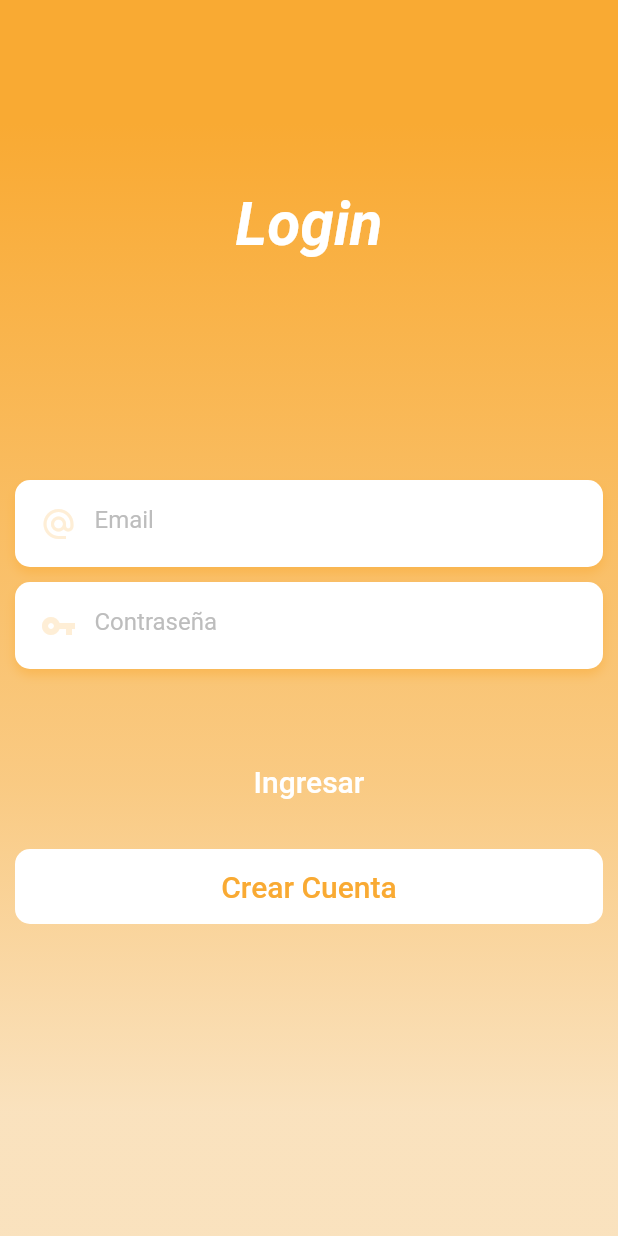
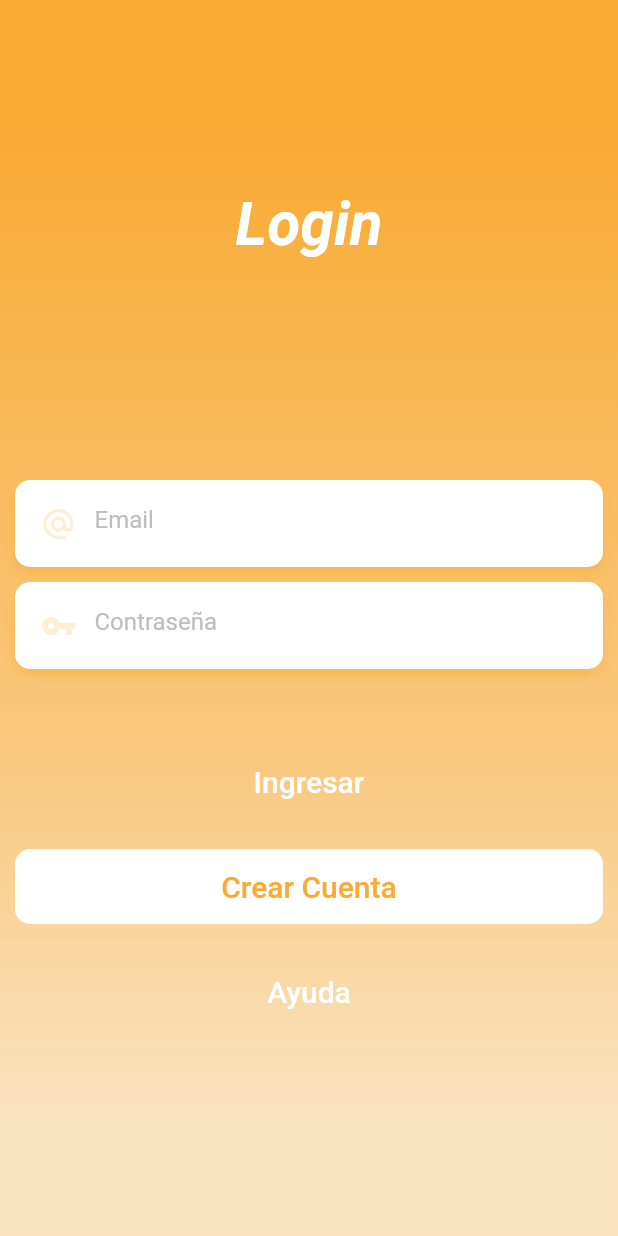
Before and after one commit to Bodkins/control_escolar2, a Flutter app: the screen it shows after launch, on a phone screen of 412 x 824 dp. Run offline on Flutter 3.47's test engine with Material 2 defaults, Android fonts, the phone set to English and light mode, and no system bars; our stand-ins replace flutter_slidable, moor, moor_flutter; generated files the repository leaves out were written again.

Commit message:
se agrego la pagina de ayuda

```diff
--- /dev/null
+++ b/lib/helpPage.dart
@@ -0,0 +1,12 @@
+import 'package:flutter/material.dart';
+
+class MyHelpPage extends StatelessWidget {
+  @override
+  Widget build(BuildContext context) {
+    return Container(
+      child: Text("Pagina de ayuda"),
+
+
+    );
+  }
+}
--- a/lib/loginPage.dart
+++ b/lib/loginPage.dart
@@ -135,6 +135,34 @@ class _MyLoginPageState extends State<MyLoginPage> {
                       },
                     ),
                   ),
+                  SizedBox(
+                    height: 20,
+                  ),
+                  SizedBox(
+                    height: 50,
+                    child: FlatButton(
+                      shape: RoundedRectangleBorder(
+                          borderRadius: BorderRadius.circular(10)),
+                      color: Colors.transparent,
+                      disabledColor: Colors.white,
+                      child: Center(
+                        child: Text(
+                          "Ayuda",
+                          style: TextStyle(
+                              color: Colors.white,
+                              fontWeight: FontWeight.w500,
+                              fontSize: 20),
+                        ),
+                      ),
+                      onPressed: () {
+
+                        Navigator.pushNamed(context, '/helpPage');
+
+
+                      },
+                    ),
+                  ),
+
                 ],
               ),
             ),
--- a/lib/main.dart
+++ b/lib/main.dart
@@ -1,4 +1,5 @@
 import 'package:control_escolar/db/moor_database.dart';
+import 'package:control_escolar/helpPage.dart';
 import 'package:flutter/material.dart';
 
 import 'package:provider/provider.dart';
@@ -30,6 +31,7 @@ class MyApp extends StatelessWidget {
             '/signUp': (BuildContext context) => SignUpPage(),
             '/loginPage': (BuildContext context) => MyLoginPage(),
             '/studentsPage': (BuildContext context) => StudentsPage(),
+            '/helpPage': (BuildContext context) => MyHelpPage(),
             //'/cancel': (BuildContext context) => principalView(),
           },
         )
```
